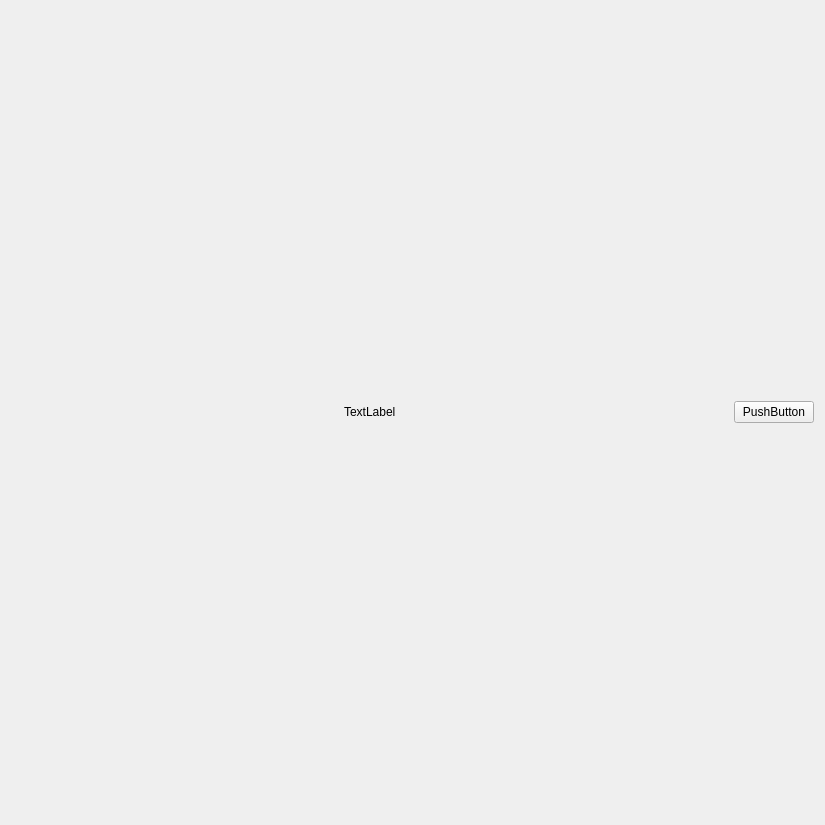
Above: UIfiles/basicform.ui from ZXTIKK/ProjectUnic before the change. Below: the same form after it.
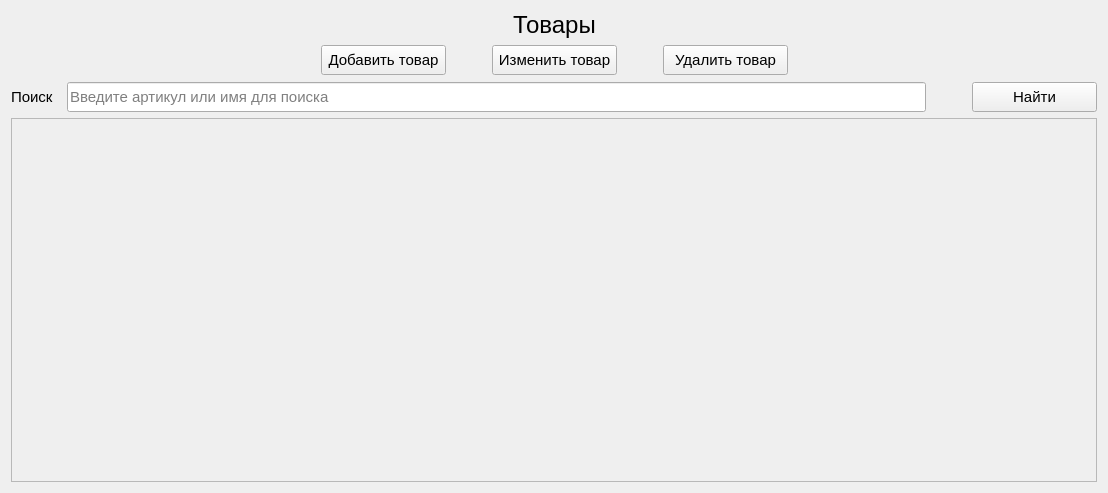
That is the form after the change.

```diff
--- a/UIfiles/basicform.ui
+++ b/UIfiles/basicform.ui
@@ -6,8 +6,8 @@
    <rect>
     <x>0</x>
     <y>0</y>
-    <width>825</width>
-    <height>825</height>
+    <width>1108</width>
+    <height>493</height>
    </rect>
   </property>
   <property name="minimumSize">
@@ -20,25 +20,14 @@
    <string>Form</string>
   </property>
   <layout class="QGridLayout" name="gridLayout">
-   <item row="0" column="3">
-    <widget class="QPushButton" name="pushButton">
-     <property name="text">
-      <string>PushButton</string>
-     </property>
-    </widget>
-   </item>
-   <item row="0" column="1">
-    <widget class="QLabel" name="label">
-     <property name="text">
-      <string>TextLabel</string>
-     </property>
-    </widget>
-   </item>
-   <item row="0" column="0">
-    <spacer name="horizontalSpacer">
+   <item row="0" column="0" colspan="2">
+    <spacer name="horizontalSpacer_3">
      <property name="orientation">
       <enum>Qt::Orientation::Horizontal</enum>
      </property>
+     <property name="sizeType">
+      <enum>QSizePolicy::Policy::MinimumExpanding</enum>
+     </property>
      <property name="sizeHint" stdset="0">
       <size>
        <width>40</width>
@@ -47,11 +36,14 @@
      </property>
     </spacer>
    </item>
-   <item row="0" column="2">
+   <item row="0" column="3" colspan="2">
     <spacer name="horizontalSpacer_2">
      <property name="orientation">
       <enum>Qt::Orientation::Horizontal</enum>
      </property>
+     <property name="sizeType">
+      <enum>QSizePolicy::Policy::Expanding</enum>
+     </property>
      <property name="sizeHint" stdset="0">
       <size>
        <width>40</width>
@@ -60,6 +52,259 @@
      </property>
     </spacer>
    </item>
+   <item row="0" column="2">
+    <widget class="QLabel" name="label">
+     <property name="font">
+      <font>
+       <pointsize>18</pointsize>
+      </font>
+     </property>
+     <property name="text">
+      <string>Товары</string>
+     </property>
+     <property name="alignment">
+      <set>Qt::AlignmentFlag::AlignCenter</set>
+     </property>
+    </widget>
+   </item>
+   <item row="2" column="1">
+    <spacer name="verticalSpacer">
+     <property name="orientation">
+      <enum>Qt::Orientation::Vertical</enum>
+     </property>
+     <property name="sizeType">
+      <enum>QSizePolicy::Policy::Maximum</enum>
+     </property>
+     <property name="sizeHint" stdset="0">
+      <size>
+       <width>20</width>
+       <height>1</height>
+      </size>
+     </property>
+    </spacer>
+   </item>
+   <item row="1" column="4">
+    <spacer name="horizontalSpacer_8">
+     <property name="orientation">
+      <enum>Qt::Orientation::Horizontal</enum>
+     </property>
+     <property name="sizeHint" stdset="0">
+      <size>
+       <width>40</width>
+       <height>20</height>
+      </size>
+     </property>
+    </spacer>
+   </item>
+   <item row="3" column="0" colspan="5">
+    <layout class="QHBoxLayout" name="horizontalLayout">
+     <item>
+      <widget class="QLabel" name="label_2">
+       <property name="minimumSize">
+        <size>
+         <width>50</width>
+         <height>0</height>
+        </size>
+       </property>
+       <property name="font">
+        <font>
+         <family>Leelawadee UI</family>
+         <pointsize>11</pointsize>
+        </font>
+       </property>
+       <property name="text">
+        <string>Поиск</string>
+       </property>
+      </widget>
+     </item>
+     <item>
+      <widget class="QLineEdit" name="lineEdit">
+       <property name="minimumSize">
+        <size>
+         <width>455</width>
+         <height>30</height>
+        </size>
+       </property>
+       <property name="font">
+        <font>
+         <family>Leelawadee UI</family>
+         <pointsize>11</pointsize>
+        </font>
+       </property>
+       <property name="placeholderText">
+        <string>Введите артикул или имя для поиска</string>
+       </property>
+      </widget>
+     </item>
+     <item>
+      <spacer name="horizontalSpacer_6">
+       <property name="orientation">
+        <enum>Qt::Orientation::Horizontal</enum>
+       </property>
+       <property name="sizeType">
+        <enum>QSizePolicy::Policy::Preferred</enum>
+       </property>
+       <property name="sizeHint" stdset="0">
+        <size>
+         <width>40</width>
+         <height>20</height>
+        </size>
+       </property>
+      </spacer>
+     </item>
+     <item>
+      <widget class="QPushButton" name="pushButton">
+       <property name="minimumSize">
+        <size>
+         <width>125</width>
+         <height>30</height>
+        </size>
+       </property>
+       <property name="font">
+        <font>
+         <family>Leelawadee UI</family>
+         <pointsize>11</pointsize>
+        </font>
+       </property>
+       <property name="text">
+        <string>Найти</string>
+       </property>
+      </widget>
+     </item>
+    </layout>
+   </item>
+   <item row="1" column="0">
+    <spacer name="horizontalSpacer_7">
+     <property name="orientation">
+      <enum>Qt::Orientation::Horizontal</enum>
+     </property>
+     <property name="sizeHint" stdset="0">
+      <size>
+       <width>40</width>
+       <height>20</height>
+      </size>
+     </property>
+    </spacer>
+   </item>
+   <item row="1" column="1" colspan="3">
+    <layout class="QHBoxLayout" name="horizontalLayout_2">
+     <item>
+      <widget class="QPushButton" name="pushButton_add">
+       <property name="minimumSize">
+        <size>
+         <width>125</width>
+         <height>30</height>
+        </size>
+       </property>
+       <property name="maximumSize">
+        <size>
+         <width>150</width>
+         <height>30</height>
+        </size>
+       </property>
+       <property name="font">
+        <font>
+         <family>Leelawadee UI</family>
+         <pointsize>11</pointsize>
+        </font>
+       </property>
+       <property name="cursor">
+        <cursorShape>PointingHandCursor</cursorShape>
+       </property>
+       <property name="layoutDirection">
+        <enum>Qt::LayoutDirection::LeftToRight</enum>
+       </property>
+       <property name="styleSheet">
+        <string notr="true"/>
+       </property>
+       <property name="text">
+        <string>Добавить товар</string>
+       </property>
+      </widget>
+     </item>
+     <item>
+      <spacer name="horizontalSpacer">
+       <property name="orientation">
+        <enum>Qt::Orientation::Horizontal</enum>
+       </property>
+       <property name="sizeHint" stdset="0">
+        <size>
+         <width>40</width>
+         <height>20</height>
+        </size>
+       </property>
+      </spacer>
+     </item>
+     <item>
+      <widget class="QPushButton" name="pushButton_3">
+       <property name="minimumSize">
+        <size>
+         <width>125</width>
+         <height>30</height>
+        </size>
+       </property>
+       <property name="font">
+        <font>
+         <family>Leelawadee UI</family>
+         <pointsize>11</pointsize>
+        </font>
+       </property>
+       <property name="text">
+        <string>Изменить товар</string>
+       </property>
+      </widget>
+     </item>
+     <item>
+      <spacer name="horizontalSpacer_5">
+       <property name="orientation">
+        <enum>Qt::Orientation::Horizontal</enum>
+       </property>
+       <property name="sizeHint" stdset="0">
+        <size>
+         <width>40</width>
+         <height>20</height>
+        </size>
+       </property>
+      </spacer>
+     </item>
+     <item>
+      <widget class="QPushButton" name="pushButton_2">
+       <property name="minimumSize">
+        <size>
+         <width>125</width>
+         <height>30</height>
+        </size>
+       </property>
+       <property name="font">
+        <font>
+         <family>Leelawadee UI</family>
+         <pointsize>11</pointsize>
+        </font>
+       </property>
+       <property name="text">
+        <string>Удалить товар</string>
+       </property>
+      </widget>
+     </item>
+    </layout>
+   </item>
+   <item row="4" column="0" colspan="5">
+    <widget class="QScrollArea" name="scrollArea">
+     <property name="widgetResizable">
+      <bool>true</bool>
+     </property>
+     <widget class="QWidget" name="scrollAreaWidgetContents">
+      <property name="geometry">
+       <rect>
+        <x>0</x>
+        <y>0</y>
+        <width>1088</width>
+        <height>352</height>
+       </rect>
+      </property>
+     </widget>
+    </widget>
+   </item>
   </layout>
  </widget>
  <resources/>
```
